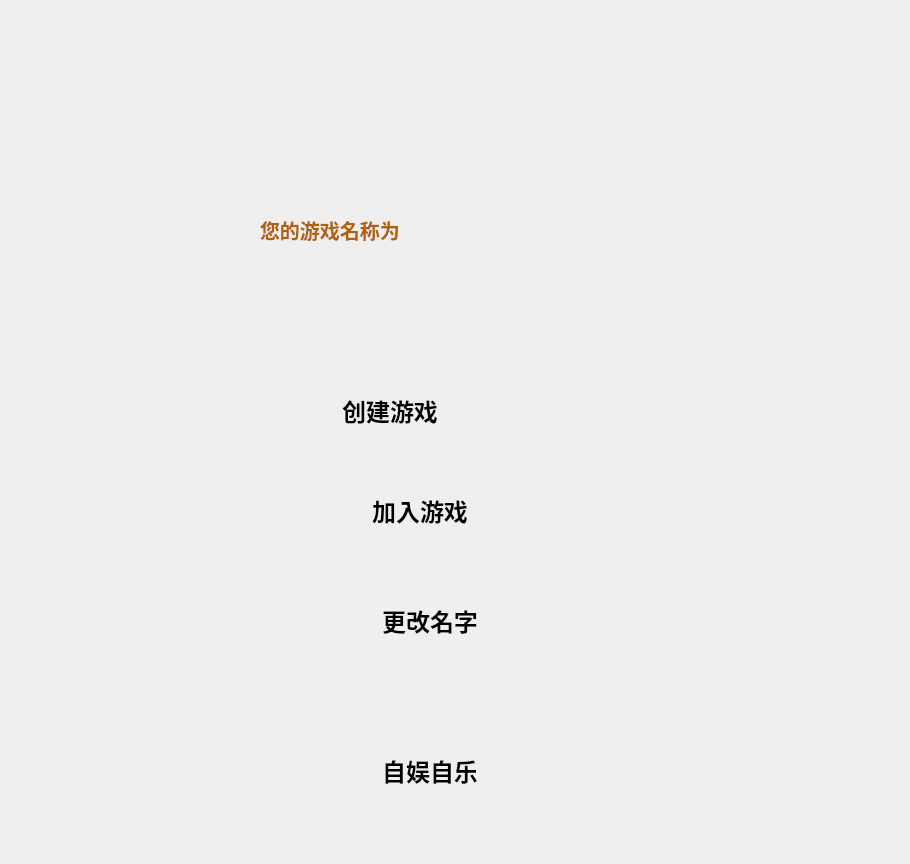
Before: the Qt Designer form welcomeinterface.ui in auroraka/chess, drawn with Qt 5.
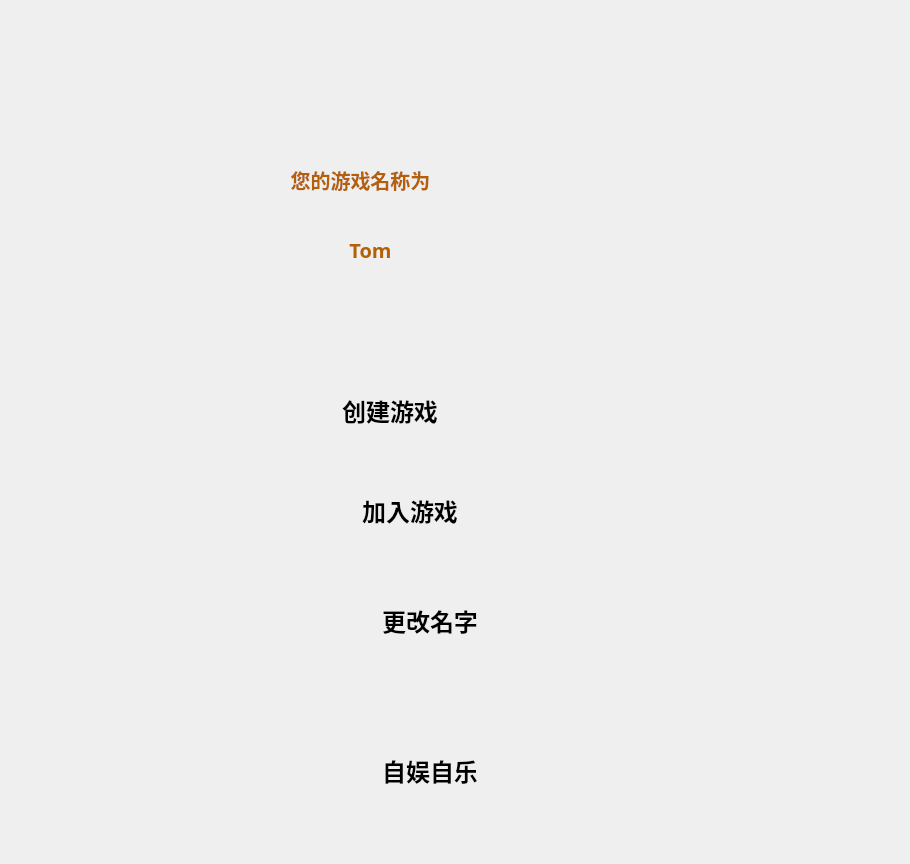
After: the same form once the commit is applied.

What changed in the file:
```diff
--- a/welcomeinterface.ui
+++ b/welcomeinterface.ui
@@ -40,7 +40,7 @@
   <widget class="QPushButton" name="addGame_button">
    <property name="geometry">
     <rect>
-     <x>320</x>
+     <x>310</x>
      <y>460</y>
      <width>200</width>
      <height>100</height>
@@ -118,12 +118,18 @@
   <widget class="QLabel" name="label">
    <property name="geometry">
     <rect>
-     <x>260</x>
-     <y>200</y>
+     <x>180</x>
+     <y>130</y>
      <width>361</width>
-     <height>61</height>
+     <height>101</height>
     </rect>
    </property>
+   <property name="sizePolicy">
+    <sizepolicy hsizetype="Preferred" vsizetype="Preferred">
+     <horstretch>0</horstretch>
+     <verstretch>0</verstretch>
+    </sizepolicy>
+   </property>
    <property name="palette">
     <palette>
      <active>
@@ -170,10 +176,83 @@
     </font>
    </property>
    <property name="text">
-    <string>您的游戏名称为</string>
+    <string>&lt;html&gt;&lt;head/&gt;&lt;body&gt;&lt;p&gt;您的游戏名称为&lt;/p&gt;&lt;/body&gt;&lt;/html&gt;</string>
    </property>
    <property name="textFormat">
     <enum>Qt::RichText</enum>
+   </property>
+   <property name="alignment">
+    <set>Qt::AlignCenter</set>
+   </property>
+  </widget>
+  <widget class="QLabel" name="label_2">
+   <property name="geometry">
+    <rect>
+     <x>190</x>
+     <y>210</y>
+     <width>361</width>
+     <height>81</height>
+    </rect>
+   </property>
+   <property name="sizePolicy">
+    <sizepolicy hsizetype="Preferred" vsizetype="Preferred">
+     <horstretch>0</horstretch>
+     <verstretch>0</verstretch>
+    </sizepolicy>
+   </property>
+   <property name="palette">
+    <palette>
+     <active>
+      <colorrole role="WindowText">
+       <brush brushstyle="SolidPattern">
+        <color alpha="255">
+         <red>180</red>
+         <green>95</green>
+         <blue>9</blue>
+        </color>
+       </brush>
+      </colorrole>
+     </active>
+     <inactive>
+      <colorrole role="WindowText">
+       <brush brushstyle="SolidPattern">
+        <color alpha="255">
+         <red>180</red>
+         <green>95</green>
+         <blue>9</blue>
+        </color>
+       </brush>
+      </colorrole>
+     </inactive>
+     <disabled>
+      <colorrole role="WindowText">
+       <brush brushstyle="SolidPattern">
+        <color alpha="255">
+         <red>120</red>
+         <green>120</green>
+         <blue>120</blue>
+        </color>
+       </brush>
+      </colorrole>
+     </disabled>
+    </palette>
+   </property>
+   <property name="font">
+    <font>
+     <family>楷体</family>
+     <pointsize>15</pointsize>
+     <weight>75</weight>
+     <bold>true</bold>
+    </font>
+   </property>
+   <property name="text">
+    <string>&lt;html&gt;&lt;head/&gt;&lt;body&gt;&lt;p&gt;Tom&lt;/p&gt;&lt;/body&gt;&lt;/html&gt;</string>
+   </property>
+   <property name="textFormat">
+    <enum>Qt::RichText</enum>
+   </property>
+   <property name="alignment">
+    <set>Qt::AlignCenter</set>
    </property>
   </widget>
  </widget>
```
